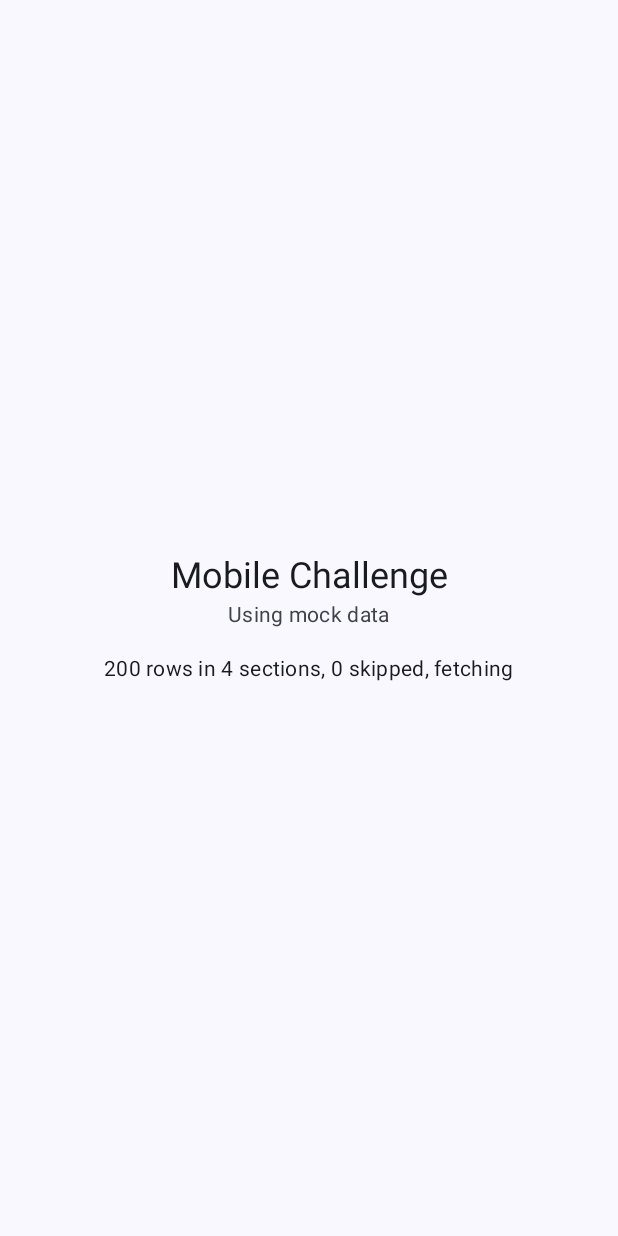
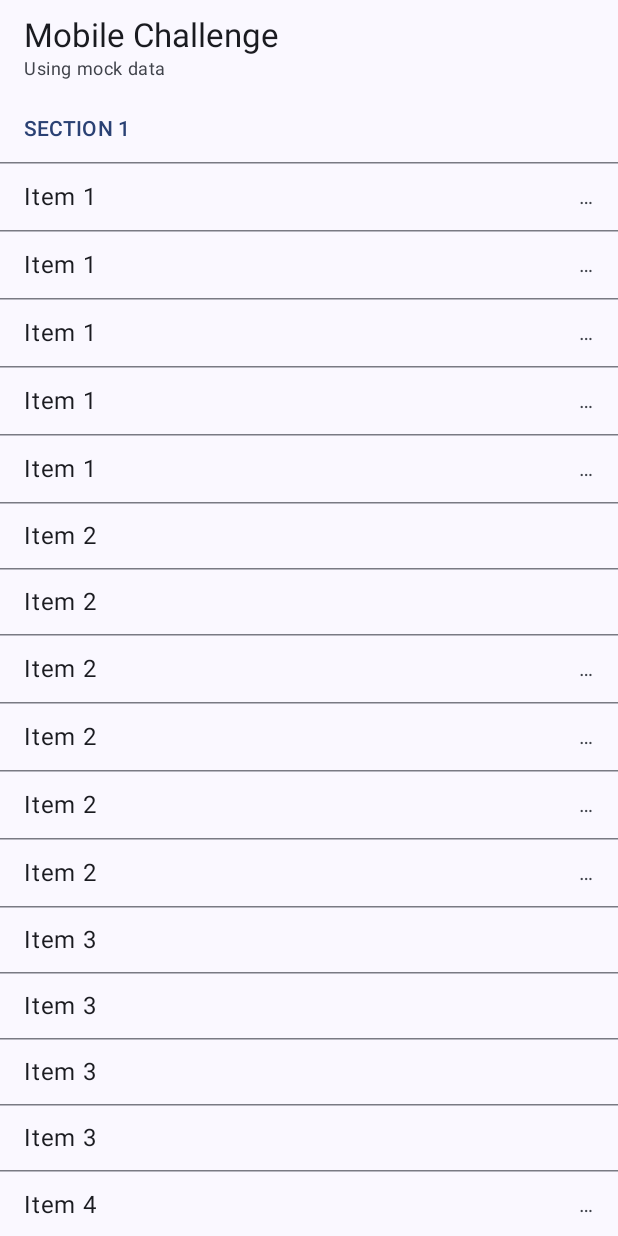
Before and after one commit to og-abdul-mateen/navvis-test-mobile-challenge, an Android app built with Jetpack Compose: the screen it shows after launch (MainActivity), on a phone screen of 412 x 824 dp. Run offline under Robolectric (Android 15) with nearby library versions, the phone set to English and light mode, and no system bars.

Commit message:
Add StreamScreen with grouped sections and rows
- Draw section headers and rows in a LazyColumn with stable keys
- Show result=NN, a pending mark or an error reason on each row
- Show simple messages for the loading, empty and error states
- Split StreamRoute from a stateless StreamScreen that can be previewed
- Show the app name and mock or real backend in the top app bar
- Remove the placeholder screen

Co-Authored-By Claude

```diff
--- a/mobile-challenge/app/src/main/java/com/navvistest/mobilechallenge/MainActivity.kt
+++ b/mobile-challenge/app/src/main/java/com/navvistest/mobilechallenge/MainActivity.kt
@@ -4,16 +4,9 @@ import android.os.Bundle
 import androidx.activity.ComponentActivity
 import androidx.activity.compose.setContent
 import androidx.activity.enableEdgeToEdge
-import androidx.compose.foundation.layout.fillMaxSize
-import androidx.compose.foundation.layout.padding
-import androidx.compose.material3.Scaffold
-import androidx.compose.runtime.getValue
-import androidx.compose.ui.Modifier
-import androidx.lifecycle.compose.collectAsStateWithLifecycle
 import androidx.lifecycle.viewmodel.compose.viewModel
-import com.navvistest.mobilechallenge.ui.PlaceholderScreen
+import com.navvistest.mobilechallenge.ui.StreamRoute
 import com.navvistest.mobilechallenge.ui.StreamViewModel
-import com.navvistest.mobilechallenge.ui.summary
 import com.navvistest.mobilechallenge.ui.theme.MobileChallengeTheme
 
 class MainActivity : ComponentActivity() {
@@ -24,14 +17,7 @@ class MainActivity : ComponentActivity() {
         setContent {
             MobileChallengeTheme {
                 val viewModel: StreamViewModel = viewModel(factory = StreamViewModel.factory(container))
-                val uiState by viewModel.uiState.collectAsStateWithLifecycle()
-                Scaffold(modifier = Modifier.fillMaxSize()) { innerPadding ->
-                    PlaceholderScreen(
-                        useMock = container.apiConfig.useMock,
-                        summary = uiState.summary(),
-                        modifier = Modifier.padding(innerPadding),
-                    )
-                }
+                StreamRoute(viewModel = viewModel, useMock = container.apiConfig.useMock)
             }
         }
     }
--- a/mobile-challenge/app/src/main/java/com/navvistest/mobilechallenge/ui/PlaceholderScreen.kt
+++ /dev/null
@@ -1,66 +0,0 @@
-package com.navvistest.mobilechallenge.ui
-
-import androidx.compose.foundation.layout.Arrangement
-import androidx.compose.foundation.layout.Column
-import androidx.compose.foundation.layout.fillMaxSize
-import androidx.compose.foundation.layout.padding
-import androidx.compose.material3.MaterialTheme
-import androidx.compose.material3.Text
-import androidx.compose.runtime.Composable
-import androidx.compose.ui.Alignment
-import androidx.compose.ui.Modifier
-import androidx.compose.ui.res.stringResource
-import androidx.compose.ui.tooling.preview.Preview
-import androidx.compose.ui.unit.dp
-import com.navvistest.mobilechallenge.R
-import com.navvistest.mobilechallenge.ui.theme.MobileChallengeTheme
-
-/**
- * Temporary screen until the stream list is built.
- * [summary] is a one-line description of the current state, to check the ViewModel works.
- */
-@Composable
-fun PlaceholderScreen(useMock: Boolean, summary: String, modifier: Modifier = Modifier) {
-    Column(
-        modifier = modifier
-            .fillMaxSize()
-            .padding(16.dp),
-        verticalArrangement = Arrangement.Center,
-        horizontalAlignment = Alignment.CenterHorizontally,
-    ) {
-        Text(
-            text = stringResource(R.string.app_name),
-            style = MaterialTheme.typography.headlineSmall,
-        )
-        Text(
-            text = stringResource(if (useMock) R.string.backend_mock else R.string.backend_real),
-            style = MaterialTheme.typography.bodyMedium,
-            color = MaterialTheme.colorScheme.onSurfaceVariant,
-        )
-        Text(
-            text = summary,
-            style = MaterialTheme.typography.bodyMedium,
-            modifier = Modifier.padding(top = 16.dp),
-        )
-    }
-}
-
-/** Not translated on purpose: this text goes away with the placeholder. */
-fun UiState.summary(): String = when (this) {
-    UiState.Loading -> "Loading"
-    is UiState.Empty -> "Empty, $skippedCount skipped"
-    is UiState.Error -> "Error: $error"
-    is UiState.Content -> buildString {
-        append("$rowCount rows in ${sections.size} sections, $skippedCount skipped")
-        append(if (isFetching) ", fetching" else ", done")
-        failure?.let { append(", ${it.stream} failed: ${it.error}") }
-    }
-}
-
-@Preview(showBackground = true)
-@Composable
-private fun PlaceholderScreenPreview() {
-    MobileChallengeTheme {
-        PlaceholderScreen(useMock = true, summary = UiState.Loading.summary())
-    }
-}
--- /dev/null
+++ b/mobile-challenge/app/src/main/java/com/navvistest/mobilechallenge/ui/StreamScreen.kt
@@ -0,0 +1,180 @@
+package com.navvistest.mobilechallenge.ui
+
+import androidx.compose.foundation.layout.Arrangement
+import androidx.compose.foundation.layout.Box
+import androidx.compose.foundation.layout.Column
+import androidx.compose.foundation.layout.Row
+import androidx.compose.foundation.layout.fillMaxSize
+import androidx.compose.foundation.layout.fillMaxWidth
+import androidx.compose.foundation.layout.padding
+import androidx.compose.foundation.lazy.LazyColumn
+import androidx.compose.foundation.lazy.LazyListScope
+import androidx.compose.material3.ExperimentalMaterial3Api
+import androidx.compose.material3.HorizontalDivider
+import androidx.compose.material3.MaterialTheme
+import androidx.compose.material3.Scaffold
+import androidx.compose.material3.Text
+import androidx.compose.material3.TopAppBar
+import androidx.compose.runtime.Composable
+import androidx.compose.runtime.getValue
+import androidx.compose.ui.Alignment
+import androidx.compose.ui.Modifier
+import androidx.compose.ui.res.stringResource
+import androidx.compose.ui.tooling.preview.Preview
+import androidx.compose.ui.unit.dp
+import androidx.lifecycle.compose.collectAsStateWithLifecycle
+import com.navvistest.mobilechallenge.R
+import com.navvistest.mobilechallenge.domain.ComputationResult
+import com.navvistest.mobilechallenge.domain.NumberRow
+import com.navvistest.mobilechallenge.domain.ParsedNumber
+import com.navvistest.mobilechallenge.domain.RowError
+import com.navvistest.mobilechallenge.domain.RowResult
+import com.navvistest.mobilechallenge.domain.Section
+import com.navvistest.mobilechallenge.ui.theme.MobileChallengeTheme
+
+@Composable
+fun StreamRoute(viewModel: StreamViewModel, useMock: Boolean) {
+    val uiState by viewModel.uiState.collectAsStateWithLifecycle()
+    StreamScreen(uiState = uiState, useMock = useMock)
+}
+
+/** Draws a [UiState]. Holds no logic, so it can be previewed with any state. */
+@OptIn(ExperimentalMaterial3Api::class)
+@Composable
+fun StreamScreen(uiState: UiState, useMock: Boolean, modifier: Modifier = Modifier) {
+    Scaffold(
+        modifier = modifier.fillMaxSize(),
+        topBar = {
+            TopAppBar(
+                title = {
+                    Column {
+                        Text(stringResource(R.string.app_name))
+                        Text(
+                            text = stringResource(if (useMock) R.string.backend_mock else R.string.backend_real),
+                            style = MaterialTheme.typography.bodySmall,
+                            color = MaterialTheme.colorScheme.onSurfaceVariant,
+                        )
+                    }
+                },
+            )
+        },
+    ) { innerPadding ->
+        val contentModifier = Modifier
+            .fillMaxSize()
+            .padding(innerPadding)
+        when (uiState) {
+            UiState.Loading -> CenteredMessage(stringResource(R.string.state_loading), contentModifier)
+            is UiState.Empty -> CenteredMessage(stringResource(R.string.state_empty), contentModifier)
+            is UiState.Error -> CenteredMessage(stringResource(R.string.state_error), contentModifier)
+            is UiState.Content -> SectionList(uiState.sections, contentModifier)
+        }
+    }
+}
+
+@Composable
+private fun SectionList(sections: List<Section>, modifier: Modifier = Modifier) {
+    LazyColumn(modifier = modifier) {
+        sections.forEach { section(it) }
+    }
+}
+
+private fun LazyListScope.section(section: Section) {
+    // Keys keep each item's identity when rows move as results arrive.
+    // Headers and rows use different key types, so they can't clash.
+    item(key = "section-${section.index}", contentType = "header") {
+        SectionHeader(section.title)
+    }
+    section.rows.forEach { row ->
+        item(key = row.index, contentType = "row") {
+            NumberRowItem(row)
+        }
+    }
+}
+
+@Composable
+private fun SectionHeader(title: String) {
+    Text(
+        text = title,
+        style = MaterialTheme.typography.titleSmall,
+        color = MaterialTheme.colorScheme.primary,
+        modifier = Modifier
+            .fillMaxWidth()
+            .padding(horizontal = 16.dp, vertical = 12.dp),
+    )
+    HorizontalDivider()
+}
+
+@Composable
+private fun NumberRowItem(row: NumberRow) {
+    Row(
+        modifier = Modifier
+            .fillMaxWidth()
+            .padding(horizontal = 16.dp, vertical = 12.dp),
+        horizontalArrangement = Arrangement.SpaceBetween,
+        verticalAlignment = Alignment.CenterVertically,
+    ) {
+        Text(row.number.itemTitle, style = MaterialTheme.typography.bodyLarge)
+        RowResultText(row.result)
+    }
+    HorizontalDivider()
+}
+
+@Composable
+private fun RowResultText(result: RowResult) {
+    when (result) {
+        RowResult.NotNeeded -> Unit
+        RowResult.Pending -> Text(
+            text = stringResource(R.string.row_pending),
+            style = MaterialTheme.typography.bodyMedium,
+            color = MaterialTheme.colorScheme.onSurfaceVariant,
+        )
+        is RowResult.Ready -> Text(
+            text = stringResource(R.string.row_result, result.result.formatted),
+            style = MaterialTheme.typography.bodyMedium,
+        )
+        is RowResult.Failed -> Text(
+            text = stringResource(errorText(result.reason)),
+            style = MaterialTheme.typography.bodyMedium,
+            color = MaterialTheme.colorScheme.error,
+        )
+    }
+}
+
+private fun errorText(reason: RowError): Int = when (reason) {
+    RowError.MissingInput -> R.string.row_error_missing_input
+    RowError.InvalidInput -> R.string.row_error_invalid_input
+    RowError.TimedOut -> R.string.row_error_timed_out
+}
+
+@Composable
+private fun CenteredMessage(text: String, modifier: Modifier = Modifier) {
+    Box(modifier = modifier.padding(16.dp), contentAlignment = Alignment.Center) {
+        Text(text, style = MaterialTheme.typography.bodyLarge)
+    }
+}
+
+@Preview(showBackground = true)
+@Composable
+private fun StreamScreenPreview() {
+    fun row(index: Int, item: Int, result: RowResult) =
+        NumberRow(index, ParsedNumber(0, item, result != RowResult.NotNeeded), result)
+
+    val sections = listOf(
+        Section(
+            index = 0,
+            title = "SECTION 1",
+            rows = listOf(
+                row(0, 3, RowResult.NotNeeded),
+                row(1, 3, RowResult.Ready(ComputationResult.Success(3))),
+                row(2, 3, RowResult.Pending),
+                row(3, 4, RowResult.Failed(RowError.TimedOut)),
+            ),
+        ),
+    )
+    MobileChallengeTheme {
+        StreamScreen(
+            uiState = UiState.Content(sections, rowCount = 4, skippedCount = 0, isFetching = true, failure = null),
+            useMock = true,
+        )
+    }
+}
--- a/mobile-challenge/app/src/main/res/values/strings.xml
+++ b/mobile-challenge/app/src/main/res/values/strings.xml
@@ -2,4 +2,15 @@
     <string name="app_name">Mobile Challenge</string>
     <string name="backend_mock">Using mock data</string>
     <string name="backend_real">Using navvis.com</string>
+
+    <string name="state_loading">Loading numbers…</string>
+    <string name="state_empty">No numbers to show.</string>
+    <string name="state_error">Couldn\'t load numbers.</string>
+
+    <!-- Same format as the challenge's example, for example "result=03". -->
+    <string name="row_result">result=%1$s</string>
+    <string name="row_pending">…</string>
+    <string name="row_error_missing_input">missing input</string>
+    <string name="row_error_invalid_input">invalid input</string>
+    <string name="row_error_timed_out">timed out</string>
 </resources>
```
